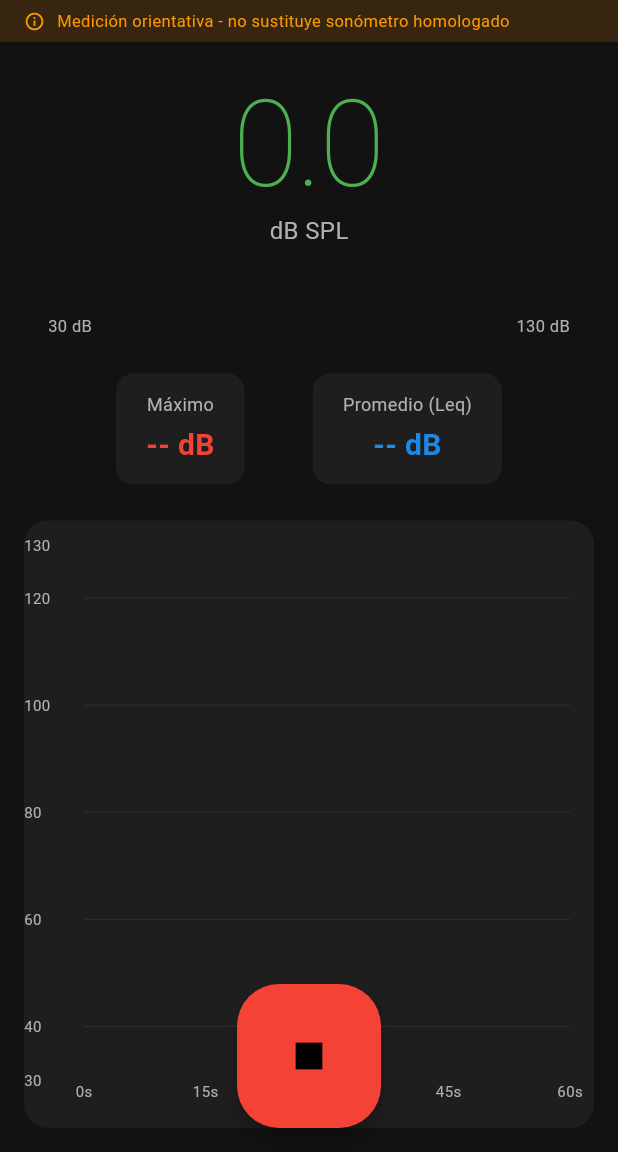
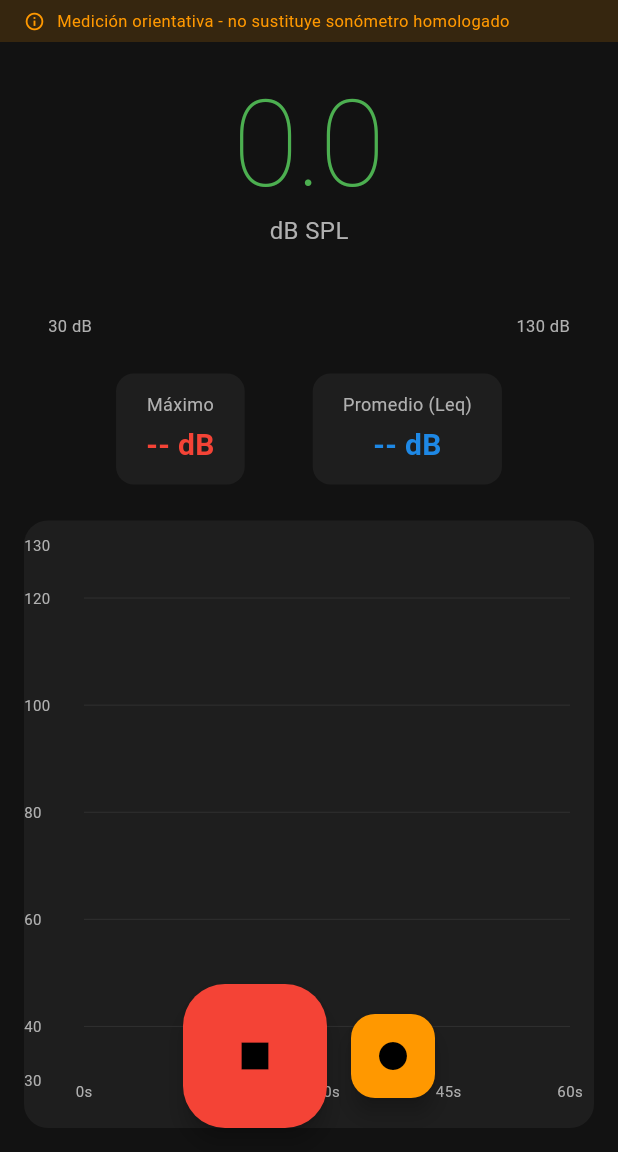
Before and after one commit to redsocialgroup3-coder/dblog, a Flutter app: the screen it shows after launch, after a tap on the "mic" icon, on a phone screen of 412 x 824 dp, the part 84-1236 px from its top. Run offline on Flutter 3.47's test engine with Material 3 defaults, Android fonts, the phone set to English and light mode, and no system bars; drawn by our look-alikes of fl_chart; our stand-ins replace geolocator, permission_handler, shared_preferences; missing offline and left inert: noise_meter, record.

Commit message:
feat(app): implementar grabación manual de audio con metadatos (#41)
Co-authored-by: Orlando Rubén Marqués Lau <orlando.marques@treew.com>

```diff
--- a/dblog-app/lib/features/meter/widgets/meter_screen.dart
+++ b/dblog-app/lib/features/meter/widgets/meter_screen.dart
@@ -1,6 +1,8 @@
 import 'package:flutter/material.dart';
 import 'package:provider/provider.dart';
 
+import '../../recording/providers/recording_provider.dart';
+import '../../recording/widgets/recording_overlay.dart';
 import '../models/db_reading.dart';
 import '../providers/meter_provider.dart';
 import 'calibration_dialog.dart';
@@ -73,6 +75,23 @@ class MeterScreen extends StatelessWidget {
             });
           }
 
+          // Mostrar error de grabación si lo hay.
+          final recordingProvider = context.read<RecordingProvider>();
+          if (recordingProvider.errorMessage != null) {
+            WidgetsBinding.instance.addPostFrameCallback((_) {
+              ScaffoldMessenger.of(context).showSnackBar(
+                SnackBar(
+                  content: Text(recordingProvider.errorMessage!),
+                  action: SnackBarAction(
+                    label: 'OK',
+                    onPressed: recordingProvider.clearError,
+                  ),
+                ),
+              );
+              recordingProvider.clearError();
+            });
+          }
+
           // Estado inicial: no se ha iniciado ninguna medición.
           if (!provider.hasStarted && !provider.isListening) {
             return const _EmptyStateView();
@@ -81,6 +100,8 @@ class MeterScreen extends StatelessWidget {
           return SafeArea(
             child: Column(
               children: [
+                // Overlay de grabación.
+                const RecordingOverlay(),
                 // Disclaimer de medición orientativa.
                 const _DisclaimerBanner(),
                 const SizedBox(height: 24),
@@ -114,20 +135,68 @@ class MeterScreen extends StatelessWidget {
           );
         },
       ),
-      floatingActionButton: Consumer<MeterProvider>(
-        builder: (context, provider, _) {
-          final listening = provider.isListening;
-          return FloatingActionButton.large(
-            onPressed: listening ? provider.stop : provider.start,
-            backgroundColor: listening ? Colors.red : Colors.green,
-            child: Icon(
-              listening ? Icons.stop : Icons.mic,
-              size: 36,
-            ),
-          );
-        },
-      ),
+      floatingActionButton: _buildFabs(context),
       floatingActionButtonLocation: FloatingActionButtonLocation.centerFloat,
+    );
+  }
+
+  Widget _buildFabs(BuildContext context) {
+    return Consumer2<MeterProvider, RecordingProvider>(
+      builder: (context, meterProvider, recordingProvider, _) {
+        final listening = meterProvider.isListening;
+        final isRecording = recordingProvider.isRecording;
+        final isSaving = recordingProvider.isSaving;
+
+        return Padding(
+          padding: const EdgeInsets.symmetric(horizontal: 24),
+          child: Row(
+            mainAxisAlignment: MainAxisAlignment.center,
+            children: [
+              // Botón principal: start/stop medidor.
+              FloatingActionButton.large(
+                heroTag: 'meter_fab',
+                onPressed:
+                    isRecording ? null : (listening ? meterProvider.stop : meterProvider.start),
+                backgroundColor: isRecording
+                    ? Colors.grey
+                    : (listening ? Colors.red : Colors.green),
+                child: Icon(
+                  listening ? Icons.stop : Icons.mic,
+                  size: 36,
+                ),
+              ),
+              // Botón secundario: grabar audio (solo visible cuando el medidor está activo).
+              if (listening) ...[
+                const SizedBox(width: 16),
+                FloatingActionButton(
+                  heroTag: 'record_fab',
+                  onPressed: isSaving
+                      ? null
+                      : (isRecording
+                          ? recordingProvider.stopRecording
+                          : recordingProvider.startRecording),
+                  backgroundColor: isSaving
+                      ? Colors.grey
+                      : (isRecording ? Colors.red.shade800 : Colors.orange),
+                  child: isSaving
+                      ? const SizedBox(
+                          width: 24,
+                          height: 24,
+                          child: CircularProgressIndicator(
+                            strokeWidth: 2,
+                            color: Colors.white,
+                          ),
+                        )
+                      : Icon(
+                          isRecording ? Icons.stop : Icons.fiber_manual_record,
+                          size: 28,
+                        ),
+                ),
+              ],
+            ],
+          ),
+        );
+      },
     );
   }
 }
--- /dev/null
+++ b/dblog-app/lib/features/recording/models/recording.dart
@@ -0,0 +1,72 @@
+import 'dart:convert';
+
+/// Modelo que representa una grabación de audio con sus metadatos.
+class Recording {
+  /// Identificador único de la grabación.
+  final String id;
+
+  /// Timestamp UTC en formato ISO 8601.
+  final DateTime timestamp;
+
+  /// Latitud de la ubicación donde se grabó (null si no disponible).
+  final double? latitude;
+
+  /// Longitud de la ubicación donde se grabó (null si no disponible).
+  final double? longitude;
+
+  /// Nivel de decibelios promedio durante la grabación.
+  final double avgDb;
+
+  /// Nivel de decibelios máximo durante la grabación.
+  final double maxDb;
+
+  /// Duración de la grabación en segundos.
+  final int durationSeconds;
+
+  /// Ruta absoluta del archivo de audio.
+  final String filePath;
+
+  /// Nombre del archivo de audio.
+  final String fileName;
+
+  const Recording({
+    required this.id,
+    required this.timestamp,
+    this.latitude,
+    this.longitude,
+    required this.avgDb,
+    required this.maxDb,
+    required this.durationSeconds,
+    required this.filePath,
+    required this.fileName,
+  });
+
+  /// Convierte la grabación a un mapa JSON.
+  Map<String, dynamic> toJson() => {
+        'id': id,
+        'timestamp': timestamp.toUtc().toIso8601String(),
+        'latitude': latitude,
+        'longitude': longitude,
+        'avgDb': double.parse(avgDb.toStringAsFixed(1)),
+        'maxDb': double.parse(maxDb.toStringAsFixed(1)),
+        'durationSeconds': durationSeconds,
+        'filePath': filePath,
+        'fileName': fileName,
+      };
+
+  /// Crea una grabación desde un mapa JSON.
+  factory Recording.fromJson(Map<String, dynamic> json) => Recording(
+        id: json['id'] as String,
+        timestamp: DateTime.parse(json['timestamp'] as String),
+        latitude: json['latitude'] as double?,
+        longitude: json['longitude'] as double?,
+        avgDb: (json['avgDb'] as num).toDouble(),
+        maxDb: (json['maxDb'] as num).toDouble(),
+        durationSeconds: json['durationSeconds'] as int,
+        filePath: json['filePath'] as String,
+        fileName: json['fileName'] as String,
+      );
+
+  /// Serializa a JSON string.
+  String toJsonString() => const JsonEncoder.withIndent('  ').convert(toJson());
+}
--- /dev/null
+++ b/dblog-app/lib/features/recording/providers/recording_provider.dart
@@ -0,0 +1,236 @@
+import 'dart:async';
+import 'dart:io';
+import 'dart:math' as math;
+
+import 'package:flutter/widgets.dart';
+import 'package:uuid/uuid.dart';
+
+import '../../meter/providers/meter_provider.dart';
+import '../models/recording.dart';
+import '../services/location_service.dart';
+import '../services/recording_service.dart';
+
+/// Estados posibles de la grabación.
+enum RecordingState {
+  /// Sin actividad.
+  idle,
+
+  /// Grabando audio.
+  recording,
+
+  /// Guardando metadatos.
+  saving,
+}
+
+/// Provider que gestiona el estado de la grabación de audio.
+/// Observa las lecturas del [MeterProvider] durante la grabación
+/// para calcular dB promedio y máximo.
+class RecordingProvider extends ChangeNotifier {
+  final RecordingService _recordingService;
+  final LocationService _locationService;
+  final MeterProvider _meterProvider;
+
+  /// Duración máxima en tier gratuito (segundos).
+  static const int maxDurationFree = 60;
+
+  RecordingState _state = RecordingState.idle;
+  RecordingState get state => _state;
+
+  /// Segundos restantes del timer.
+  int _remainingSeconds = maxDurationFree;
+  int get remainingSeconds => _remainingSeconds;
+
+  /// Segundos transcurridos de grabación.
+  int _elapsedSeconds = 0;
+  int get elapsedSeconds => _elapsedSeconds;
+
+  /// Último recording guardado.
+  Recording? _lastRecording;
+  Recording? get lastRecording => _lastRecording;
+
+  /// Mensaje de error.
+  String? _errorMessage;
+  String? get errorMessage => _errorMessage;
+
+  // Timer para countdown.
+  Timer? _countdownTimer;
+
+  // Acumuladores de dB durante la grabación.
+  final List<double> _dbReadings = [];
+  double _recordingMaxDb = 0.0;
+
+  // Listener del meter provider.
+  VoidCallback? _meterListener;
+
+  // Datos de la grabación en curso.
+  String? _currentFileName;
+  String? _currentFilePath;
+  DateTime? _recordingStartTime;
+
+  RecordingProvider({
+    required MeterProvider meterProvider,
+    RecordingService? recordingService,
+    LocationService? locationService,
+  })  : _meterProvider = meterProvider,
+        _recordingService = recordingService ?? RecordingService(),
+        _locationService = locationService ?? LocationService();
+
+  /// Indica si se está grabando.
+  bool get isRecording => _state == RecordingState.recording;
+
+  /// Indica si se está guardando.
+  bool get isSaving => _state == RecordingState.saving;
+
+  /// dB actual durante grabación (del meter provider).
+  double get currentDb => _meterProvider.currentDb;
+
+  /// Inicia la grabación de audio.
+  Future<void> startRecording() async {
+    if (_state != RecordingState.idle) return;
+
+    // Verificar que el medidor esté activo.
+    if (!_meterProvider.isListening) {
+      _errorMessage = 'Inicia el medidor antes de grabar.';
+      notifyListeners();
+      return;
+    }
+
+    try {
+      _errorMessage = null;
+      _state = RecordingState.recording;
+      _elapsedSeconds = 0;
+      _remainingSeconds = maxDurationFree;
+      _dbReadings.clear();
+      _recordingMaxDb = 0.0;
+      _recordingStartTime = DateTime.now().toUtc();
+
+      // Generar nombre de archivo único.
+      final uuid = const Uuid().v4();
+      _currentFileName = 'dblog_$uuid.m4a';
+
+      // Iniciar grabación de audio.
+      _currentFilePath = await _recordingService.startRecording(
+        _currentFileName!,
+      );
+
+      // Observar lecturas del medidor.
+      _meterListener = _onMeterReading;
+      _meterProvider.addListener(_meterListener!);
+
+      // Iniciar countdown timer.
+      _countdownTimer = Timer.periodic(
+        const Duration(seconds: 1),
+        _onTimerTick,
+      );
+
+      notifyListeners();
+    } catch (e) {
+      _state = RecordingState.idle;
+      _errorMessage = 'Error al iniciar grabación: $e';
+      debugPrint('RecordingProvider: error starting recording: $e');
+      notifyListeners();
+    }
+  }
+
+  /// Detiene la grabación y guarda los metadatos.
+  Future<void> stopRecording() async {
+    if (_state != RecordingState.recording) return;
+
+    _state = RecordingState.saving;
+    notifyListeners();
+
+    try {
+      // Detener timer y listener.
+      _countdownTimer?.cancel();
+      _countdownTimer = null;
+
+      if (_meterListener != null) {
+        _meterProvider.removeListener(_meterListener!);
+        _meterListener = null;
+      }
+
+      // Detener grabación de audio.
+      await _recordingService.stopRecording();
+
+      // Obtener ubicación (graceful failure).
+      final location = await _locationService.getCurrentLocation();
+
+      // Calcular estadísticas de dB.
+      final avgDb = _dbReadings.isEmpty
+          ? 0.0
+          : _dbReadings.reduce((a, b) => a + b) / _dbReadings.length;
+
+      // Crear modelo de grabación.
+      final recording = Recording(
+        id: _currentFileName!.replaceAll('.m4a', '').replaceAll('dblog_', ''),
+        timestamp: _recordingStartTime!,
+        latitude: location.latitude,
+        longitude: location.longitude,
+        avgDb: avgDb,
+        maxDb: _recordingMaxDb,
+        durationSeconds: _elapsedSeconds,
+        filePath: _currentFilePath!,
+        fileName: _currentFileName!,
+      );
+
+      // Guardar metadatos en JSON.
+      await _saveMetadata(recording);
+
+      _lastRecording = recording;
+      _state = RecordingState.idle;
+      notifyListeners();
+    } catch (e) {
+      _state = RecordingState.idle;
+      _errorMessage = 'Error al guardar grabación: $e';
+      debugPrint('RecordingProvider: error stopping recording: $e');
+      notifyListeners();
+    }
+  }
+
+  /// Callback del timer cada segundo.
+  void _onTimerTick(Timer timer) {
+    _elapsedSeconds++;
+    _remainingSeconds = maxDurationFree - _elapsedSeconds;
+
+    if (_remainingSeconds <= 0) {
+      // Límite alcanzado en tier gratuito.
+      stopRecording();
+      return;
+    }
+
+    notifyListeners();
+  }
+
+  /// Callback cuando el meter provider notifica nuevas lecturas.
+  void _onMeterReading() {
+    final db = _meterProvider.currentDb;
+    if (db > 0) {
+      _dbReadings.add(db);
+      _recordingMaxDb = math.max(_recordingMaxDb, db);
+    }
+  }
+
+  /// Guarda los metadatos de la grabación en un archivo JSON.
+  Future<void> _saveMetadata(Recording recording) async {
+    final jsonPath = recording.filePath.replaceAll('.m4a', '.json');
+    final file = File(jsonPath);
+    await file.writeAsString(recording.toJsonString());
+    debugPrint('RecordingProvider: metadatos guardados en $jsonPath');
+  }
+
+  /// Limpia el mensaje de error.
+  void clearError() {
+    _errorMessage = null;
+    notifyListeners();
+  }
+
+  @override
+  void dispose() {
+    _countdownTimer?.cancel();
+    if (_meterListener != null) {
+      _meterProvider.removeListener(_meterListener!);
+    }
+    _recordingService.dispose();
+    super.dispose();
+  }
+}
--- /dev/null
+++ b/dblog-app/lib/features/recording/widgets/recording_overlay.dart
@@ -0,0 +1,140 @@
+import 'package:flutter/material.dart';
+import 'package:provider/provider.dart';
+
+import '../providers/recording_provider.dart';
+
+/// Overlay que aparece durante la grabación de audio.
+/// Muestra el timer con countdown, dB actual y botón de stop.
+class RecordingOverlay extends StatelessWidget {
+  const RecordingOverlay({super.key});
+
+  @override
+  Widget build(BuildContext context) {
+    return Consumer<RecordingProvider>(
+      builder: (context, provider, _) {
+        if (!provider.isRecording) return const SizedBox.shrink();
+
+        return Container(
+          width: double.infinity,
+          padding: const EdgeInsets.symmetric(horizontal: 16, vertical: 10),
+          decoration: BoxDecoration(
+            color: Colors.red.shade700,
+            boxShadow: [
+              BoxShadow(
+                color: Colors.black.withValues(alpha: 0.2),
+                blurRadius: 4,
+                offset: const Offset(0, 2),
+              ),
+            ],
+          ),
+          child: SafeArea(
+            bottom: false,
+            child: Row(
+              children: [
+                // Indicador de grabación (punto rojo pulsante).
+                const _PulsingDot(),
+                const SizedBox(width: 8),
+                const Text(
+                  'REC',
+                  style: TextStyle(
+                    color: Colors.white,
+                    fontWeight: FontWeight.bold,
+                    fontSize: 14,
+                  ),
+                ),
+                const SizedBox(width: 16),
+                // Timer countdown.
+                Text(
+                  _formatTime(provider.remainingSeconds),
+                  style: const TextStyle(
+                    color: Colors.white,
+                    fontWeight: FontWeight.w600,
+                    fontSize: 16,
+                    fontFamily: 'monospace',
+                  ),
+                ),
+                const Spacer(),
+                // dB actual.
+                Text(
+                  '${provider.currentDb.toStringAsFixed(1)} dB',
+                  style: const TextStyle(
+                    color: Colors.white70,
+                    fontSize: 14,
+                  ),
+                ),
+                const SizedBox(width: 16),
+                // Botón stop.
+                GestureDetector(
+                  onTap: provider.stopRecording,
+                  child: Container(
+                    padding: const EdgeInsets.all(6),
+                    decoration: const BoxDecoration(
+                      color: Colors.white,
+                      shape: BoxShape.circle,
+                    ),
+                    child: Icon(
+                      Icons.stop,
+                      color: Colors.red.shade700,
+                      size: 20,
+                    ),
+                  ),
+                ),
+              ],
+            ),
+          ),
+        );
+      },
+    );
+  }
+
+  String _formatTime(int seconds) {
+    final mins = seconds ~/ 60;
+    final secs = seconds % 60;
+    return '${mins.toString().padLeft(2, '0')}:${secs.toString().padLeft(2, '0')}';
+  }
+}
+
+/// Punto rojo que pulsa para indicar grabación activa.
+class _PulsingDot extends StatefulWidget {
+  const _PulsingDot();
+
+  @override
+  State<_PulsingDot> createState() => _PulsingDotState();
+}
+
+class _PulsingDotState extends State<_PulsingDot>
+    with SingleTickerProviderStateMixin {
+  late final AnimationController _controller;
+  late final Animation<double> _animation;
+
+  @override
+  void initState() {
+    super.initState();
+    _controller = AnimationController(
+      vsync: this,
+      duration: const Duration(milliseconds: 800),
+    )..repeat(reverse: true);
+    _animation = Tween<double>(begin: 0.4, end: 1.0).animate(_controller);
+  }
+
+  @override
+  void dispose() {
+    _controller.dispose();
+    super.dispose();
+  }
+
+  @override
+  Widget build(BuildContext context) {
+    return FadeTransition(
+      opacity: _animation,
+      child: Container(
+        width: 10,
+        height: 10,
+        decoration: const BoxDecoration(
+          color: Colors.white,
+          shape: BoxShape.circle,
+        ),
+      ),
+    );
+  }
+}
--- a/dblog-app/lib/main.dart
+++ b/dblog-app/lib/main.dart
@@ -3,13 +3,21 @@ import 'package:provider/provider.dart';
 
 import 'app.dart';
 import 'features/meter/providers/meter_provider.dart';
+import 'features/recording/providers/recording_provider.dart';
 
 void main() {
   WidgetsFlutterBinding.ensureInitialized();
   runApp(
     ChangeNotifierProvider(
       create: (_) => MeterProvider(),
-      child: const App(),
+      child: Consumer<MeterProvider>(
+        builder: (context, meterProvider, _) {
+          return ChangeNotifierProvider(
+            create: (_) => RecordingProvider(meterProvider: meterProvider),
+            child: const App(),
+          );
+        },
+      ),
     ),
   );
 }
--- a/dblog-app/pubspec.yaml
+++ b/dblog-app/pubspec.yaml
@@ -37,6 +37,10 @@ dependencies:
   fl_chart: ^0.70.0
   provider: ^6.0.0
   shared_preferences: ^2.3.0
+  record: ^5.2.0
+  geolocator: ^13.0.2
+  path_provider: ^2.1.0
+  uuid: ^4.5.1
 
 dev_dependencies:
   flutter_test:
```
Also changed, not shown: dblog-app/lib/features/recording/services/location_service.dart (added, +62 -0 lines), dblog-app/lib/features/recording/services/recording_service.dart (added, +75 -0 lines), dblog-app/pubspec.lock, 2 other files.
